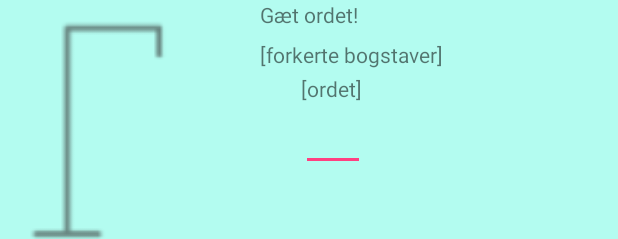
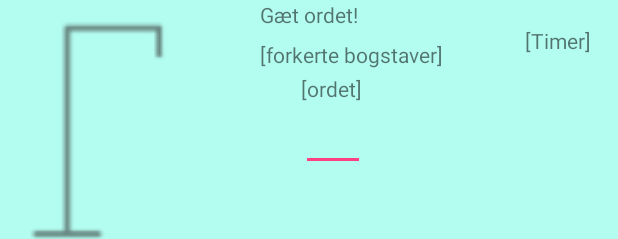
Before and after one commit to alkj/galge, an Android app: the layout fragment_play.xml on its own in the app's theme, with its tools: preview values and no code run, on a phone screen of 412 x 824 dp. Shown: the top 239 px of the screen. Run offline under Robolectric (Android 15) with nearby library versions, the phone set to English and light mode, and no system bars.

Commit message:
timer added. score made.

```diff
--- a/app/src/main/res/layout/fragment_play.xml
+++ b/app/src/main/res/layout/fragment_play.xml
@@ -89,4 +89,14 @@
         android:layout_width="wrap_content"
         android:layout_height="wrap_content" />
 
+    <TextView
+        android:id="@+id/textViewTimer"
+        android:layout_width="wrap_content"
+        android:layout_height="wrap_content"
+        android:layout_marginEnd="18dp"
+        android:text="[Timer]"
+        app:layout_constraintBottom_toTopOf="@+id/textViewWrongLetters"
+        app:layout_constraintEnd_toEndOf="parent"
+        app:layout_constraintTop_toTopOf="@+id/textViewWrongLetters" />
+
 </android.support.constraint.ConstraintLayout>
```
Also changed, not shown: app/src/main/java/com/example/admin/galge/Play.java (+42 -8 lines).
